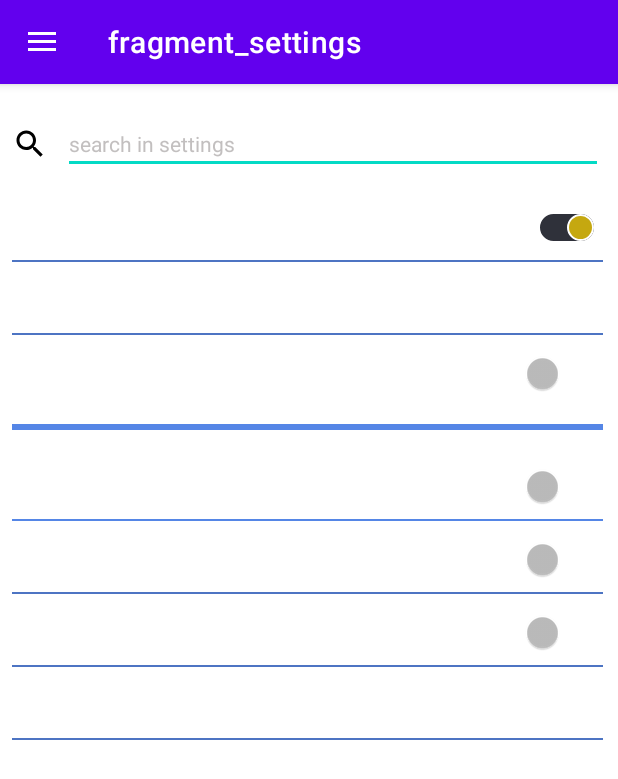
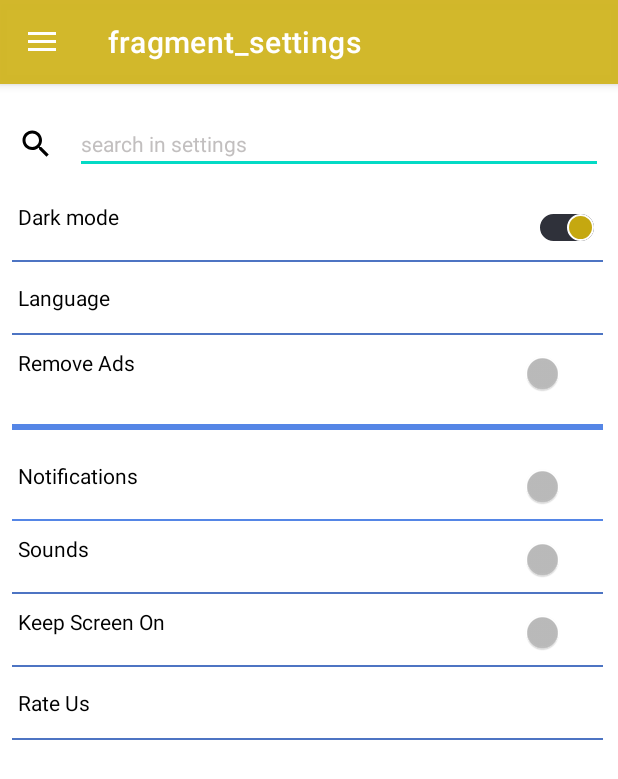
Before and after one commit to Mohamed02Emad/Protected_Notes, an Android app: the screen it shows after launch (MainActivity), in the side drawer, after a tap on "Settings", on a phone screen of 412 x 824 dp. Shown: the top 779 px of the screen. Run offline under Robolectric (Android 15) with nearby library versions, the phone set to English and light mode, and no system bars; our stand-ins replace navigation-ui.

```diff
--- a/app/src/main/res/layout/fragment_settings.xml
+++ b/app/src/main/res/layout/fragment_settings.xml
@@ -14,7 +14,7 @@
         android:layout_marginTop="20dp"
         android:layout_marginEnd="10dp"
         android:hint="@string/search_in_settings"
-        android:textColor="@color/white"
+        android:textColor="?attr/textTheme"
         android:textColorHint="#CBB2AEAE"
         android:textSize="14sp"
         app:layout_constraintLeft_toRightOf="@id/search_bar_Settings_icon"
@@ -22,6 +22,8 @@
         app:layout_constraintTop_toTopOf="parent" />
 
     <ImageView
+        android:padding="4dp"
+        android:background="#8BFFFFFF"
         android:id="@+id/search_bar_Settings_icon"
         android:layout_width="wrap_content"
         android:layout_height="wrap_content"
@@ -56,7 +58,7 @@
                 android:layout_weight="8"
                 android:padding="4dp"
                 android:text="@string/dark_mode"
-                android:textColor="@color/white"
+                android:textColor="?attr/textTheme"
                 android:textSize="14sp" />
 
             <Switch
@@ -88,7 +90,7 @@
             android:layout_marginBottom="10dp"
             android:padding="4dp"
             android:text="@string/language"
-            android:textColor="@color/white"
+            android:textColor="?attr/textTheme"
             android:textSize="14sp" />
 
         <View
@@ -104,8 +106,8 @@
             android:layout_height="wrap_content"
             android:orientation="horizontal">
 
-            <TextView                android:layout_gravity="center_vertical"
-
+            <TextView
+                android:layout_gravity="center_vertical"
                 android:layout_width="0dp"
                 android:layout_height="wrap_content"
                 android:layout_marginEnd="80dp"
@@ -113,7 +115,7 @@
                 android:layout_weight="8"
                 android:padding="4dp"
                 android:text="@string/remove_ads"
-                android:textColor="@color/white"
+                android:textColor="?attr/textTheme"
                 android:textSize="14sp" />
 
             <Switch
@@ -150,7 +152,7 @@
                 android:layout_weight="8"
                 android:padding="4dp"
                 android:text="@string/notifications"
-                android:textColor="@color/white"
+                android:textColor="?attr/textTheme"
                 android:textSize="14sp" />
 
             <Switch
@@ -184,7 +186,7 @@
                 android:layout_weight="8"
                 android:padding="4dp"
                 android:text="@string/sounds"
-                android:textColor="@color/white"
+                android:textColor="?attr/textTheme"
                 android:textSize="14sp"
                 android:layout_gravity="center_vertical"
                 />
@@ -220,7 +222,7 @@
                 android:layout_weight="8"
                 android:padding="4dp"
                 android:text="@string/keep_screen_on"
-                android:textColor="@color/white"
+                android:textColor="?attr/textTheme"
                 android:textSize="14sp"
                 android:layout_gravity="center_vertical"
                 />
@@ -250,7 +252,7 @@
             android:layout_marginBottom="10dp"
             android:padding="4dp"
             android:text="@string/rate_us"
-            android:textColor="@color/white"
+            android:textColor="?attr/textTheme"
             android:textSize="14sp"
             android:layout_gravity="center_vertical"
 
--- a/app/src/main/res/values-night/themes.xml
+++ b/app/src/main/res/values-night/themes.xml
@@ -13,6 +13,7 @@
         <!-- Status bar color. -->
         <item name="android:statusBarColor" tools:targetApi="l">?attr/colorPrimaryVariant</item>
         <!-- Customize your theme here. -->
+        <item name="textTheme">#ffffff</item>
     </style>
 
 
--- /dev/null
+++ b/app/src/main/res/values/attr.xml
@@ -0,0 +1,6 @@
+<?xml version="1.0" encoding="utf-8"?>
+<resources>
+    <declare-styleable name="txtcolor">
+        <attr name="textTheme" format="color"/>
+    </declare-styleable>
+</resources>
--- a/app/src/main/res/values/colors.xml
+++ b/app/src/main/res/values/colors.xml
@@ -8,4 +8,5 @@
     <color name="black">#FF000000</color>
     <color name="white">#FFFFFFFF</color>
     <color name="Golden_Theme">#B8FFD700</color>
+    <color name="Golden_assistant">#978526</color>
 </resources>
--- a/app/src/main/res/values/themes.xml
+++ b/app/src/main/res/values/themes.xml
@@ -2,16 +2,18 @@
     <!-- Base application theme. -->
     <style name="Theme.ProtectedNotes" parent="Theme.MaterialComponents.DayNight.DarkActionBar">
         <!-- Primary brand color. -->
-        <item name="colorPrimary">@color/purple_500</item>
+        <item name="colorPrimary">#DAD2B727</item>
         <item name="colorPrimaryVariant">@color/purple_700</item>
-        <item name="colorOnPrimary">@color/white</item>
+        <item name="colorOnPrimary">#F0FFD700</item>
         <!-- Secondary brand color. -->
         <item name="colorSecondary">@color/teal_200</item>
         <item name="colorSecondaryVariant">@color/teal_700</item>
         <item name="colorOnSecondary">@color/black</item>
         <!-- Status bar color. -->
-        <item name="android:statusBarColor" tools:targetApi="l">?attr/colorPrimaryVariant</item>
+        <item name="android:statusBarColor" tools:targetApi="l">#7DFADB35</item>
         <!-- Customize your theme here. -->
+        <item name="textTheme">#000000</item>
+        <item name="android:navigationBarColor">#978526</item>
     </style>
 
 
```
